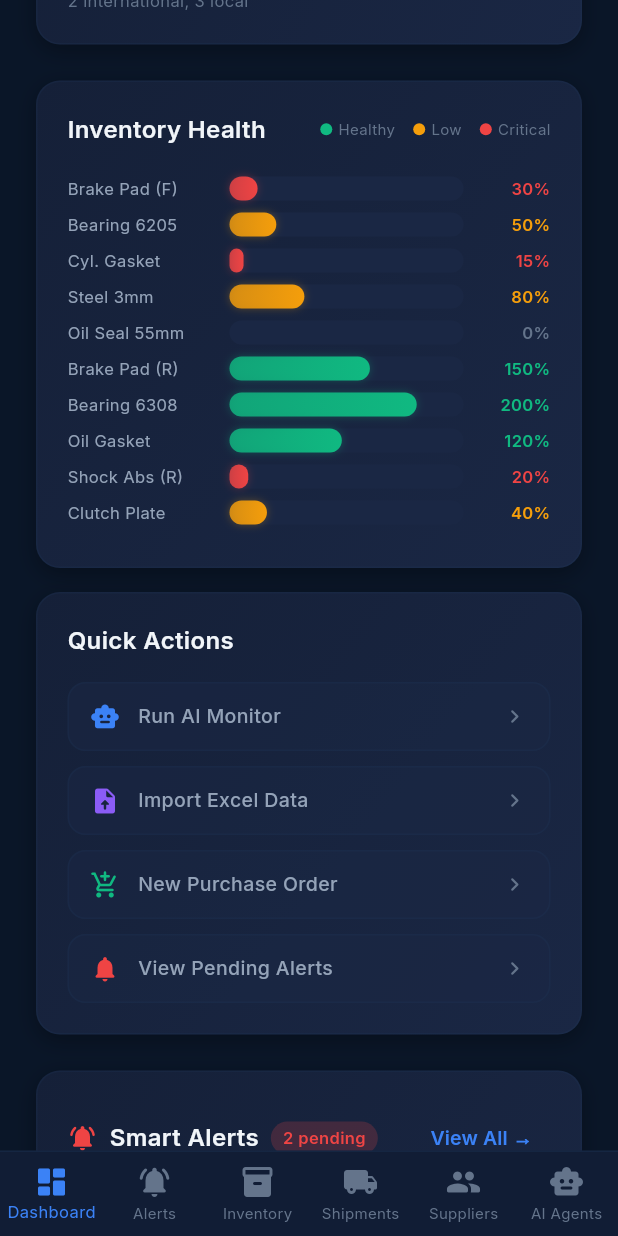
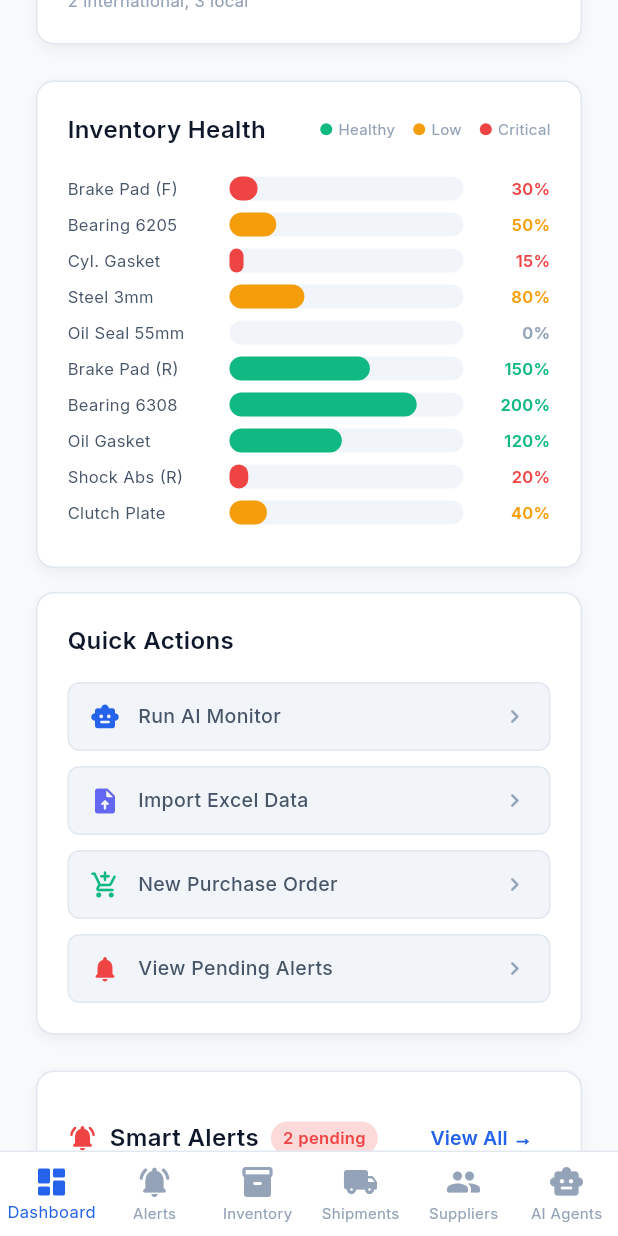
Before and after one commit to sasikumar161106/LogiSync-An_intelligent_multi-agent_logistics_platform_for_automotive_MSMEs, a Flutter app: the screen it shows after launch, scrolled down 1152 dp, on a phone screen of 412 x 824 dp. Run offline on Flutter 3.47's test engine with Material 3 defaults, Android fonts, the phone set to English and light mode, and no system bars; our stand-ins replace google_fonts; network calls fail.

Commit message:
UI Redesign: Implement SaaS light theme across all screens and widgets

```diff
--- a/frontend/logisync_app/lib/config/theme.dart
+++ b/frontend/logisync_app/lib/config/theme.dart
@@ -2,104 +2,98 @@ import 'package:flutter/material.dart';
 import 'package:google_fonts/google_fonts.dart';
 
 /// LogiSync Design System
-/// Premium dark theme with glassmorphism, vibrant accents, and micro-animations.
+/// Premium enterprise SaaS light theme with clean lines, slate grays, and precise typography.
 class LogiSyncTheme {
   // ── COLOR PALETTE ──────────────────────────────────────
-  static const Color background = Color(0xFF0A1628);
-  static const Color surface = Color(0xFF111D35);
-  static const Color surfaceLight = Color(0xFF1A2744);
-  static const Color cardBg = Color(0xFF152038);
+  static const Color background = Color(0xFFF8FAFC); // Slate 50
+  static const Color surface = Color(0xFFFFFFFF);
+  static const Color surfaceLight = Color(0xFFF1F5F9); // Slate 100
+  static const Color cardBg = Color(0xFFFFFFFF);
 
-  static const Color primary = Color(0xFF3B82F6);       // Electric blue
-  static const Color primaryLight = Color(0xFF60A5FA);
-  static const Color primaryDark = Color(0xFF2563EB);
+  static const Color primary = Color(0xFF2563EB); // Blue 600
+  static const Color primaryLight = Color(0xFFDBEAFE); // Blue 100
+  static const Color primaryDark = Color(0xFF1D4ED8); // Blue 700
 
-  static const Color accent = Color(0xFF8B5CF6);         // Violet accent
-  static const Color emerald = Color(0xFF10B981);         // Positive / healthy
-  static const Color emeraldLight = Color(0xFF34D399);
-  static const Color amber = Color(0xFFF59E0B);           // Warning
-  static const Color amberLight = Color(0xFFFBBF24);
-  static const Color rose = Color(0xFFEF4444);            // Critical / error
-  static const Color roseLight = Color(0xFFF87171);
-  static const Color cyan = Color(0xFF06B6D4);            // Info
+  static const Color accent = Color(0xFF6366F1); // Indigo 500
+  static const Color emerald = Color(0xFF10B981); // Emerald 500
+  static const Color emeraldLight = Color(0xFFD1FAE5); // Emerald 100
+  static const Color amber = Color(0xFFF59E0B); // Amber 500
+  static const Color amberLight = Color(0xFFFEF3C7); // Amber 100
+  static const Color rose = Color(0xFFEF4444); // Rose 500
+  static const Color roseLight = Color(0xFFFEE2E2); // Rose 100
+  static const Color cyan = Color(0xFF06B6D4); // Cyan 500
 
-  static const Color textPrimary = Color(0xFFF1F5F9);
-  static const Color textSecondary = Color(0xFF94A3B8);
-  static const Color textMuted = Color(0xFF64748B);
-  static const Color border = Color(0xFF1E3A5F);
-  static const Color divider = Color(0xFF1E293B);
+  static const Color textPrimary = Color(0xFF0F172A); // Slate 900
+  static const Color textSecondary = Color(0xFF475569); // Slate 600
+  static const Color textMuted = Color(0xFF94A3B8); // Slate 400
+  static const Color border = Color(0xFFE2E8F0); // Slate 200
+  static const Color divider = Color(0xFFF1F5F9); // Slate 100
 
-  // ── GRADIENTS ──────────────────────────────────────────
+  // ── GRADIENTS (REMOVED FOR PROFESSIONAL LOOK) ──────────
+  // Replaced with solid colors, keeping references so old code doesn't break
   static const LinearGradient primaryGradient = LinearGradient(
-    colors: [Color(0xFF3B82F6), Color(0xFF8B5CF6)],
-    begin: Alignment.topLeft,
-    end: Alignment.bottomRight,
+    colors: [primary, primary],
   );
 
   static const LinearGradient cardGradient = LinearGradient(
-    colors: [Color(0xFF152038), Color(0xFF1A2744)],
-    begin: Alignment.topLeft,
-    end: Alignment.bottomRight,
+    colors: [cardBg, cardBg],
   );
 
   static const LinearGradient emeraldGradient = LinearGradient(
-    colors: [Color(0xFF10B981), Color(0xFF06B6D4)],
-    begin: Alignment.topLeft,
-    end: Alignment.bottomRight,
+    colors: [emerald, emerald],
   );
 
   static const LinearGradient dangerGradient = LinearGradient(
-    colors: [Color(0xFFEF4444), Color(0xFFF59E0B)],
-    begin: Alignment.topLeft,
-    end: Alignment.bottomRight,
+    colors: [rose, rose],
   );
 
   // ── BORDER RADIUS ──────────────────────────────────────
-  static final BorderRadius radiusSm = BorderRadius.circular(8);
-  static final BorderRadius radiusMd = BorderRadius.circular(12);
-  static final BorderRadius radiusLg = BorderRadius.circular(16);
-  static final BorderRadius radiusXl = BorderRadius.circular(20);
+  static final BorderRadius radiusSm = BorderRadius.circular(6);
+  static final BorderRadius radiusMd = BorderRadius.circular(8);
+  static final BorderRadius radiusLg = BorderRadius.circular(12);
+  static final BorderRadius radiusXl = BorderRadius.circular(16);
   static final BorderRadius radiusFull = BorderRadius.circular(100);
 
   // ── SHADOWS ────────────────────────────────────────────
+  // Soft, diffused shadows for a premium feel
   static List<BoxShadow> get cardShadow => [
     BoxShadow(
-      color: Colors.black.withValues(alpha: 0.3),
+      color: const Color(0xFF0F172A).withValues(alpha: 0.04),
+      blurRadius: 10,
+      offset: const Offset(0, 4),
+    ),
+    BoxShadow(
+      color: const Color(0xFF0F172A).withValues(alpha: 0.02),
+      blurRadius: 4,
+      offset: const Offset(0, 2),
+    ),
+  ];
+
+  static List<BoxShadow> get glowShadow => [
+    BoxShadow(
+      color: primary.withValues(alpha: 0.15),
       blurRadius: 12,
       offset: const Offset(0, 4),
     ),
   ];
 
-  static List<BoxShadow> get glowShadow => [
-    BoxShadow(
-      color: primary.withValues(alpha: 0.3),
-      blurRadius: 20,
-      offset: const Offset(0, 4),
-    ),
-  ];
-
-  // ── GLASSMORPHISM DECORATION ───────────────────────────
-  static BoxDecoration get glassCard => BoxDecoration(
-    color: surfaceLight.withValues(alpha: 0.6),
+  // ── DECORATIONS ────────────────────────────────────────
+  static BoxDecoration get solidCard => BoxDecoration(
+    color: cardBg,
     borderRadius: radiusLg,
-    border: Border.all(color: border.withValues(alpha: 0.3)),
+    border: Border.all(color: border),
     boxShadow: cardShadow,
   );
 
-  static BoxDecoration get solidCard => BoxDecoration(
-    gradient: cardGradient,
-    borderRadius: radiusLg,
-    border: Border.all(color: border.withValues(alpha: 0.2)),
-    boxShadow: cardShadow,
-  );
+  static BoxDecoration get glassCard => solidCard; // Deprecated, use solid
 
   // ── THEME DATA ─────────────────────────────────────────
-  static ThemeData get darkTheme {
+  static ThemeData get lightTheme {
     return ThemeData(
       useMaterial3: true,
-      brightness: Brightness.dark,
+      brightness: Brightness.light,
       scaffoldBackgroundColor: background,
-      colorScheme: const ColorScheme.dark(
+      colorScheme: const ColorScheme.light(
         primary: primary,
         secondary: accent,
         surface: surface,
@@ -110,7 +104,7 @@ class LogiSyncTheme {
         onError: Colors.white,
       ),
       textTheme: GoogleFonts.interTextTheme(
-        ThemeData.dark().textTheme,
+        ThemeData.light().textTheme,
       ).apply(
         bodyColor: textPrimary,
         displayColor: textPrimary,
@@ -119,49 +113,58 @@ class LogiSyncTheme {
         backgroundColor: surface,
         elevation: 0,
         centerTitle: false,
+        shape: Border(bottom: BorderSide(color: border)),
         titleTextStyle: GoogleFonts.inter(
-          fontSize: 20,
+          fontSize: 18,
           fontWeight: FontWeight.w600,
           color: textPrimary,
+          letterSpacing: -0.3,
         ),
-        iconTheme: const IconThemeData(color: textPrimary),
+        iconTheme: const IconThemeData(color: textSecondary),
       ),
       cardTheme: CardThemeData(
         color: cardBg,
         elevation: 0,
-        shape: RoundedRectangleBorder(borderRadius: radiusMd),
+        shape: RoundedRectangleBorder(
+          borderRadius: radiusLg,
+          side: const BorderSide(color: border),
+        ),
       ),
       elevatedButtonTheme: ElevatedButtonThemeData(
         style: ElevatedButton.styleFrom(
           backgroundColor: primary,
           foregroundColor: Colors.white,
           elevation: 0,
-          padding: const EdgeInsets.symmetric(horizontal: 24, vertical: 14),
+          padding: const EdgeInsets.symmetric(horizontal: 20, vertical: 12),
           shape: RoundedRectangleBorder(borderRadius: radiusMd),
           textStyle: GoogleFonts.inter(
             fontSize: 14,
-            fontWeight: FontWeight.w600,
+            fontWeight: FontWeight.w500,
           ),
         ),
       ),
       outlinedButtonTheme: OutlinedButtonThemeData(
         style: OutlinedButton.styleFrom(
-          foregroundColor: primary,
-          side: const BorderSide(color: primary),
-          padding: const EdgeInsets.symmetric(horizontal: 24, vertical: 14),
+          foregroundColor: textPrimary,
+          side: const BorderSide(color: border),
+          padding: const EdgeInsets.symmetric(horizontal: 20, vertical: 12),
           shape: RoundedRectangleBorder(borderRadius: radiusMd),
+          textStyle: GoogleFonts.inter(
+            fontSize: 14,
+            fontWeight: FontWeight.w500,
+          ),
         ),
       ),
       inputDecorationTheme: InputDecorationTheme(
         filled: true,
-        fillColor: surfaceLight,
+        fillColor: surface,
         border: OutlineInputBorder(
           borderRadius: radiusMd,
-          borderSide: BorderSide(color: border),
+          borderSide: const BorderSide(color: border),
         ),
         enabledBorder: OutlineInputBorder(
           borderRadius: radiusMd,
-          borderSide: BorderSide(color: border),
+          borderSide: const BorderSide(color: border),
         ),
         focusedBorder: OutlineInputBorder(
           borderRadius: radiusMd,
@@ -170,7 +173,7 @@ class LogiSyncTheme {
         contentPadding: const EdgeInsets.symmetric(horizontal: 16, vertical: 14),
         hintStyle: const TextStyle(color: textMuted),
       ),
-      dividerTheme: const DividerThemeData(color: divider, thickness: 1),
+      dividerTheme: const DividerThemeData(color: border, thickness: 1),
       iconTheme: const IconThemeData(color: textSecondary),
     );
   }
--- a/frontend/logisync_app/lib/main.dart
+++ b/frontend/logisync_app/lib/main.dart
@@ -15,7 +15,7 @@ class LogiSyncApp extends StatelessWidget {
     return MaterialApp(
       title: 'LogiSync — Agentic Control Tower',
       debugShowCheckedModeBanner: false,
-      theme: LogiSyncTheme.darkTheme,
+      theme: LogiSyncTheme.lightTheme,
       initialRoute: '/',
       onGenerateRoute: AppRouter.generateRoute,
     );
--- a/frontend/logisync_app/lib/screens/agent_monitor_screen.dart
+++ b/frontend/logisync_app/lib/screens/agent_monitor_screen.dart
@@ -160,10 +160,10 @@ class _AgentCard extends StatelessWidget {
     return Container(
       padding: const EdgeInsets.all(18),
       decoration: BoxDecoration(
-        gradient: LogiSyncTheme.cardGradient,
+        color: LogiSyncTheme.cardBg,
         borderRadius: LogiSyncTheme.radiusLg,
         border: Border.all(
-          color: isRunning ? color.withValues(alpha: 0.4) : LogiSyncTheme.border.withValues(alpha: 0.2),
+          color: isRunning ? color.withValues(alpha: 0.4) : LogiSyncTheme.border,
         ),
         boxShadow: isRunning
             ? [BoxShadow(color: color.withValues(alpha: 0.15), blurRadius: 16)]
--- a/frontend/logisync_app/lib/screens/alerts_screen.dart
+++ b/frontend/logisync_app/lib/screens/alerts_screen.dart
@@ -192,12 +192,12 @@ class _AlertCardState extends State<_AlertCard> {
       duration: const Duration(milliseconds: 300),
       margin: const EdgeInsets.only(bottom: 16),
       decoration: BoxDecoration(
-        gradient: LogiSyncTheme.cardGradient,
+        color: LogiSyncTheme.cardBg,
         borderRadius: LogiSyncTheme.radiusLg,
         border: Border.all(
           color: status == 'pending'
-              ? severityColor.withValues(alpha: 0.3)
-              : LogiSyncTheme.border.withValues(alpha: 0.2),
+              ? severityColor.withValues(alpha: 0.5)
+              : LogiSyncTheme.border,
         ),
         boxShadow: LogiSyncTheme.cardShadow,
       ),
--- a/frontend/logisync_app/lib/screens/dashboard_screen.dart
+++ b/frontend/logisync_app/lib/screens/dashboard_screen.dart
@@ -125,9 +125,9 @@ class _DashboardScreenState extends State<DashboardScreen>
     return Container(
       padding: const EdgeInsets.symmetric(horizontal: 16, vertical: 10),
       decoration: BoxDecoration(
-        color: LogiSyncTheme.emerald.withValues(alpha: 0.1),
+        color: LogiSyncTheme.emeraldLight,
         borderRadius: LogiSyncTheme.radiusFull,
-        border: Border.all(color: LogiSyncTheme.emerald.withValues(alpha: 0.3)),
+        border: Border.all(color: LogiSyncTheme.emerald.withValues(alpha: 0.2)),
       ),
       child: Row(
         mainAxisSize: MainAxisSize.min,
@@ -425,13 +425,13 @@ class _QuickActionButtonState extends State<_QuickActionButton> {
           padding: const EdgeInsets.symmetric(horizontal: 14, vertical: 12),
           decoration: BoxDecoration(
             color: _isHovered
-                ? widget.color.withValues(alpha: 0.15)
-                : LogiSyncTheme.surfaceLight.withValues(alpha: 0.5),
+                ? widget.color.withValues(alpha: 0.1)
+                : LogiSyncTheme.surfaceLight,
             borderRadius: LogiSyncTheme.radiusMd,
             border: Border.all(
               color: _isHovered
-                  ? widget.color.withValues(alpha: 0.4)
-                  : LogiSyncTheme.border.withValues(alpha: 0.2),
+                  ? widget.color.withValues(alpha: 0.3)
+                  : LogiSyncTheme.border,
             ),
           ),
           child: Row(
@@ -502,8 +502,8 @@ class _PulsingDotState extends State<_PulsingDot>
             shape: BoxShape.circle,
             boxShadow: [
               BoxShadow(
-                color: widget.color.withValues(alpha: 0.3 + _controller.value * 0.4),
-                blurRadius: 4 + _controller.value * 6,
+                color: widget.color.withValues(alpha: 0.15 + _controller.value * 0.2),
+                blurRadius: 4 + _controller.value * 4,
               ),
             ],
           ),
--- a/frontend/logisync_app/lib/screens/inventory_screen.dart
+++ b/frontend/logisync_app/lib/screens/inventory_screen.dart
@@ -125,8 +125,8 @@ class _InventoryRow extends StatelessWidget {
         borderRadius: LogiSyncTheme.radiusMd,
         border: Border.all(
           color: status == 'critical' || status == 'out_of_stock'
-              ? statusColor.withValues(alpha: 0.2)
-              : LogiSyncTheme.border.withValues(alpha: 0.1),
+              ? statusColor.withValues(alpha: 0.4)
+              : LogiSyncTheme.border,
         ),
       ),
       child: Row(
--- a/frontend/logisync_app/lib/screens/shipments_screen.dart
+++ b/frontend/logisync_app/lib/screens/shipments_screen.dart
@@ -93,9 +93,9 @@ class _ShipmentCard extends StatelessWidget {
       margin: const EdgeInsets.only(bottom: 16),
       padding: const EdgeInsets.all(20),
       decoration: BoxDecoration(
-        gradient: LogiSyncTheme.cardGradient,
+        color: LogiSyncTheme.cardBg,
         borderRadius: LogiSyncTheme.radiusLg,
-        border: Border.all(color: statusColor.withValues(alpha: 0.2)),
+        border: Border.all(color: LogiSyncTheme.border),
         boxShadow: LogiSyncTheme.cardShadow,
       ),
       child: Column(
--- a/frontend/logisync_app/lib/screens/suppliers_screen.dart
+++ b/frontend/logisync_app/lib/screens/suppliers_screen.dart
@@ -57,9 +57,9 @@ class _SupplierCard extends StatelessWidget {
       margin: const EdgeInsets.only(bottom: 12),
       padding: const EdgeInsets.all(18),
       decoration: BoxDecoration(
-        gradient: LogiSyncTheme.cardGradient,
+        color: LogiSyncTheme.cardBg,
         borderRadius: LogiSyncTheme.radiusLg,
-        border: Border.all(color: LogiSyncTheme.border.withValues(alpha: 0.2)),
+        border: Border.all(color: LogiSyncTheme.border),
         boxShadow: LogiSyncTheme.cardShadow,
       ),
       child: Row(
--- a/frontend/logisync_app/lib/widgets/alert_ticker.dart
+++ b/frontend/logisync_app/lib/widgets/alert_ticker.dart
@@ -129,13 +129,13 @@ class _AlertTickerItemState extends State<_AlertTickerItem> {
         padding: const EdgeInsets.all(14),
         decoration: BoxDecoration(
           color: _isHovered
-              ? severityColor.withValues(alpha: 0.08)
-              : LogiSyncTheme.surfaceLight.withValues(alpha: 0.4),
+              ? severityColor.withValues(alpha: 0.05)
+              : LogiSyncTheme.surface,
           borderRadius: LogiSyncTheme.radiusMd,
           border: Border.all(
             color: _isHovered
                 ? severityColor.withValues(alpha: 0.3)
-                : LogiSyncTheme.border.withValues(alpha: 0.15),
+                : LogiSyncTheme.border,
           ),
         ),
         child: Row(
--- a/frontend/logisync_app/lib/widgets/app_shell.dart
+++ b/frontend/logisync_app/lib/widgets/app_shell.dart
@@ -48,8 +48,8 @@ class AppShell extends StatelessWidget {
       width: 240,
       decoration: BoxDecoration(
         color: LogiSyncTheme.surface,
-        border: Border(
-          right: BorderSide(color: LogiSyncTheme.border.withValues(alpha: 0.3)),
+        border: const Border(
+          right: BorderSide(color: LogiSyncTheme.border),
         ),
       ),
       child: Column(
@@ -63,7 +63,7 @@ class AppShell extends StatelessWidget {
                   width: 40,
                   height: 40,
                   decoration: BoxDecoration(
-                    gradient: LogiSyncTheme.primaryGradient,
+                    color: LogiSyncTheme.primary,
                     borderRadius: LogiSyncTheme.radiusMd,
                   ),
                   child: const Icon(Icons.hub_rounded, color: Colors.white, size: 22),
@@ -184,7 +184,7 @@ class AppShell extends StatelessWidget {
             margin: const EdgeInsets.all(16),
             padding: const EdgeInsets.all(14),
             decoration: BoxDecoration(
-              color: LogiSyncTheme.emerald.withValues(alpha: 0.1),
+              color: LogiSyncTheme.emeraldLight,
               borderRadius: LogiSyncTheme.radiusMd,
               border: Border.all(color: LogiSyncTheme.emerald.withValues(alpha: 0.2)),
             ),
@@ -193,15 +193,9 @@ class AppShell extends StatelessWidget {
                 Container(
                   width: 8,
                   height: 8,
-                  decoration: BoxDecoration(
+                  decoration: const BoxDecoration(
                     color: LogiSyncTheme.emerald,
                     shape: BoxShape.circle,
-                    boxShadow: [
-                      BoxShadow(
-                        color: LogiSyncTheme.emerald.withValues(alpha: 0.5),
-                        blurRadius: 6,
-                      ),
-                    ],
                   ),
                 ),
                 const SizedBox(width: 10),
@@ -235,10 +229,10 @@ class AppShell extends StatelessWidget {
 
   Widget _buildBottomNav(BuildContext context) {
     return Container(
-      decoration: BoxDecoration(
+      decoration: const BoxDecoration(
         color: LogiSyncTheme.surface,
         border: Border(
-          top: BorderSide(color: LogiSyncTheme.border.withValues(alpha: 0.3)),
+          top: BorderSide(color: LogiSyncTheme.border),
         ),
       ),
       child: BottomNavigationBar(
--- a/frontend/logisync_app/lib/widgets/inventory_chart.dart
+++ b/frontend/logisync_app/lib/widgets/inventory_chart.dart
@@ -150,19 +150,8 @@ class _BarRowState extends State<_BarRow> with SingleTickerProviderStateMixin {
                       child: Container(
                         height: 16,
                         decoration: BoxDecoration(
-                          gradient: LinearGradient(
-                            colors: [
-                              barColor.withValues(alpha: 0.8),
-                              barColor,
-                            ],
-                          ),
+                          color: barColor,
                           borderRadius: LogiSyncTheme.radiusFull,
-                          boxShadow: [
-                            BoxShadow(
-                              color: barColor.withValues(alpha: 0.3),
-                              blurRadius: 4,
-                            ),
-                          ],
                         ),
                       ),
                     ),
--- a/frontend/logisync_app/lib/widgets/kpi_card.dart
+++ b/frontend/logisync_app/lib/widgets/kpi_card.dart
@@ -79,12 +79,12 @@ class _KPICardState extends State<KPICard>
                 duration: const Duration(milliseconds: 200),
                 padding: const EdgeInsets.all(20),
                 decoration: BoxDecoration(
-                  gradient: LogiSyncTheme.cardGradient,
+                  color: LogiSyncTheme.cardBg,
                   borderRadius: LogiSyncTheme.radiusLg,
                   border: Border.all(
                     color: _isHovered
-                        ? widget.data.color.withValues(alpha: 0.4)
-                        : LogiSyncTheme.border.withValues(alpha: 0.2),
+                        ? widget.data.color
+                        : LogiSyncTheme.border,
                   ),
                   boxShadow: _isHovered
                       ? [
--- a/frontend/logisync_app/lib/widgets/port_status_card.dart
+++ b/frontend/logisync_app/lib/widgets/port_status_card.dart
@@ -46,9 +46,9 @@ class PortStatusCard extends StatelessWidget {
     return Container(
       padding: const EdgeInsets.all(18),
       decoration: BoxDecoration(
-        gradient: LogiSyncTheme.cardGradient,
+        color: LogiSyncTheme.cardBg,
         borderRadius: LogiSyncTheme.radiusLg,
-        border: Border.all(color: statusColor.withValues(alpha: 0.2)),
+        border: Border.all(color: LogiSyncTheme.border),
         boxShadow: LogiSyncTheme.cardShadow,
       ),
       child: Column(
```
